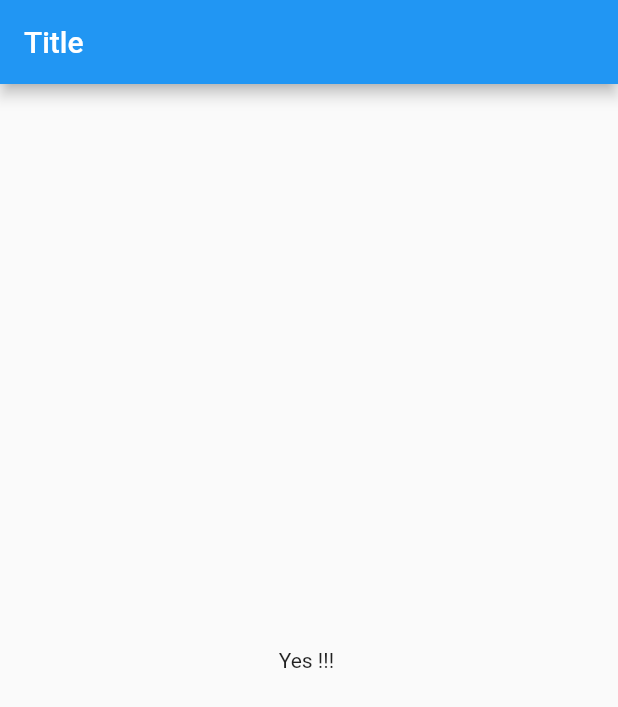
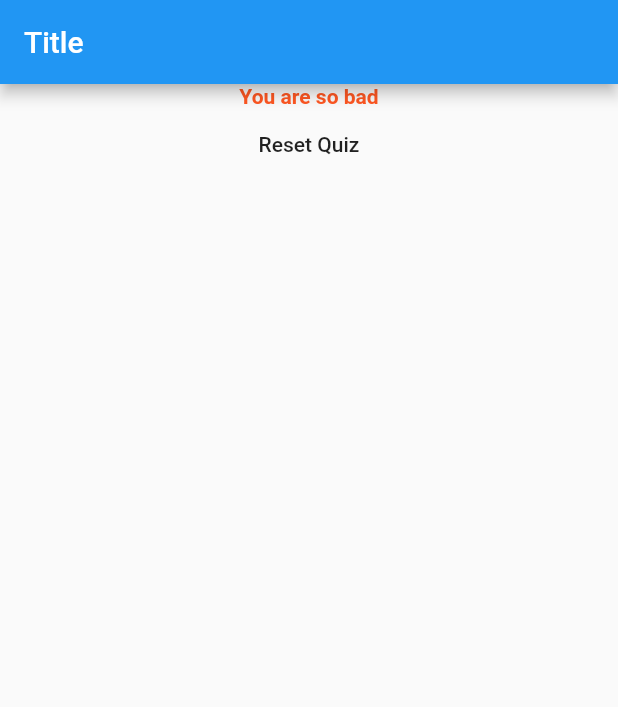
Before and after one commit to ramizrkhan/flutter-my_first_app, a Flutter app: the screen it shows after launch, after a tap on "Black", after a tap on "OX", after a tap on "Rock", on a phone screen of 412 x 824 dp. Shown: the top 707 px of the screen. Run offline on Flutter 3.47's test engine with Material 2 defaults, Android fonts, the phone set to English and light mode, and no system bars.

Commit message:
Added score in a _questions list answers Map , Score calculated , used getter and if else ladder , added reset button

```diff
--- a/lib/main.dart
+++ b/lib/main.dart
@@ -17,21 +17,45 @@ class MyApp extends StatefulWidget {
 
 class _MyAppState extends State<MyApp> {
   var _questionIndex = 0;
+  int _totalScore = 0;
   static const _questions = [
     {
       'questionText': "What\'s your favorite color ?",
-      'answers': ['Black', 'Red', 'Blue', 'Green'],
+      'answers': [
+        {'text': 'Black', 'score': 10},
+        {'text': 'Red', 'score': 5},
+        {'text': 'Blue', 'score': 3},
+        {'text': 'Green', 'score': 1},
+      ],
     },
     {
       'questionText': "What\'s your favorite animal ?",
-      'answers': ['Lion', 'OX', 'Elefent', 'Snake'],
+      'answers': [
+        {'text': 'Lion', 'score': 10},
+        {'text': 'OX', 'score': 5},
+        {'text': 'Elephant', 'score': 3},
+        {'text': 'Snake', 'score': 1},
+      ],
     },
     {
       'questionText': "Who\'s your favorite actor ?",
-      'answers': ['Salman', 'Tom cruse', 'Rock', 'Amitabh'],
+      'answers': [
+        {'text': 'Salman', 'score': 10},
+        {'text': 'Tom cruse', 'score': 5},
+        {'text': 'Rock', 'score': 3},
+        {'text': 'Amitabh', 'score': 1},
+      ],
     },
   ];
-  void _answerQuestion() {
+  void resetQuiz() {
+    setState(() {
+      _totalScore = 0;
+      _questionIndex = 0;
+    });
+  }
+
+  void _answerQuestion(int score) {
+    _totalScore += score;
     setState(() {
       if (_questionIndex < _questions.length) {
         _questionIndex = _questionIndex + 1;
@@ -55,7 +79,7 @@ class _MyAppState extends State<MyApp> {
                 questionIndex: _questionIndex,
                 questions: _questions,
               )
-            : Result(),
+            : Result(_totalScore, resetQuiz),
       ),
     );
   }
--- a/lib/quiz.dart
+++ b/lib/quiz.dart
@@ -17,8 +17,9 @@ class Quiz extends StatelessWidget {
         Question(
           questions[questionIndex]['questionText'],
         ),
-        ...(questions[questionIndex]['answers'] as List<String>).map((answer) {
-          return Answer(answerQuestion, answer);
+        ...(questions[questionIndex]['answers'] as List<Map<String, Object>>)
+            .map((answer) {
+          return Answer(() => answerQuestion(answer['score']), answer['text']);
         }).toList()
       ],
     );
--- a/lib/result.dart
+++ b/lib/result.dart
@@ -1,10 +1,38 @@
 import 'package:flutter/material.dart';
 
 class Result extends StatelessWidget {
+  final int resultScore;
+  final Function resetHandler;
+  Result(this.resultScore, this.resetHandler);
+  String get resultPhrase {
+    String resultText;
+    if (resultScore <= 10) {
+      resultText = "You are awesome and innocent!";
+    } else if (resultScore <= 12) {
+      resultText = 'You are Pretty likable';
+    } else if (resultScore <= 16) {
+      resultText = 'You are strange';
+    } else {
+      resultText = 'You are so bad';
+    }
+    return resultText;
+  }
+
   @override
   Widget build(BuildContext context) {
     return Center(
-      child: Text("Yes !!! "),
-    );
+        child: Column(
+      children: [
+        Text(
+          resultPhrase,
+          style:
+              TextStyle(fontWeight: FontWeight.bold, color: Colors.deepOrange),
+        ),
+        FlatButton(
+          child: Text('Reset Quiz'),
+          onPressed: resetHandler,
+        ),
+      ],
+    ));
   }
 }
```
Also changed, not shown: 1 other file.
